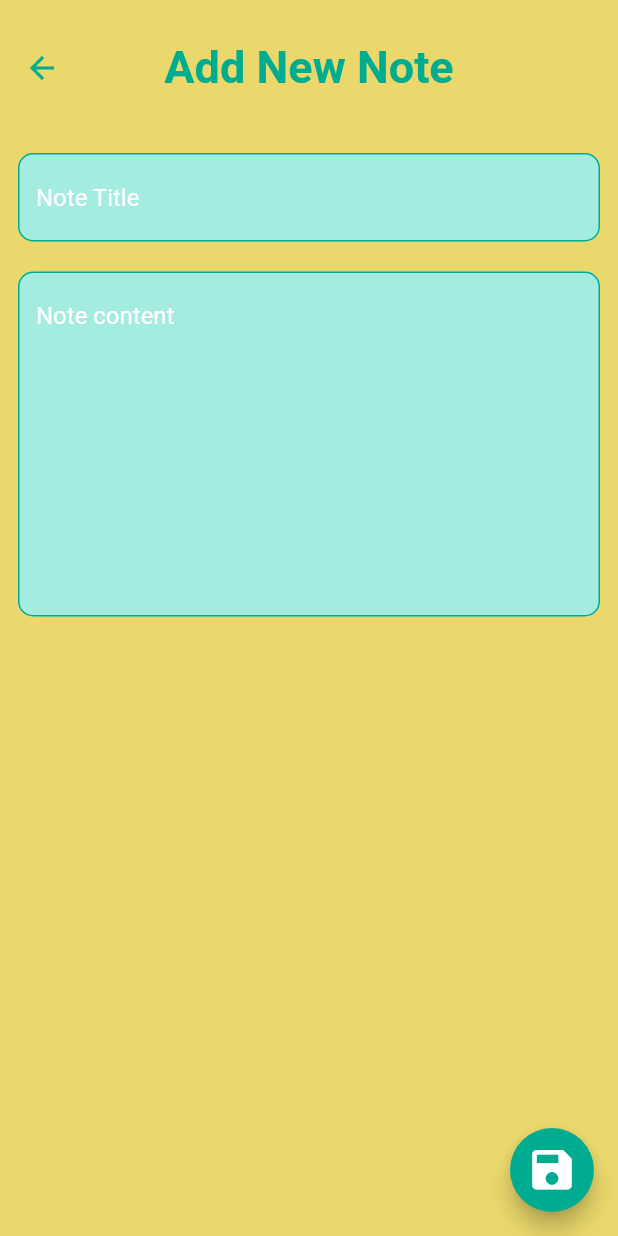
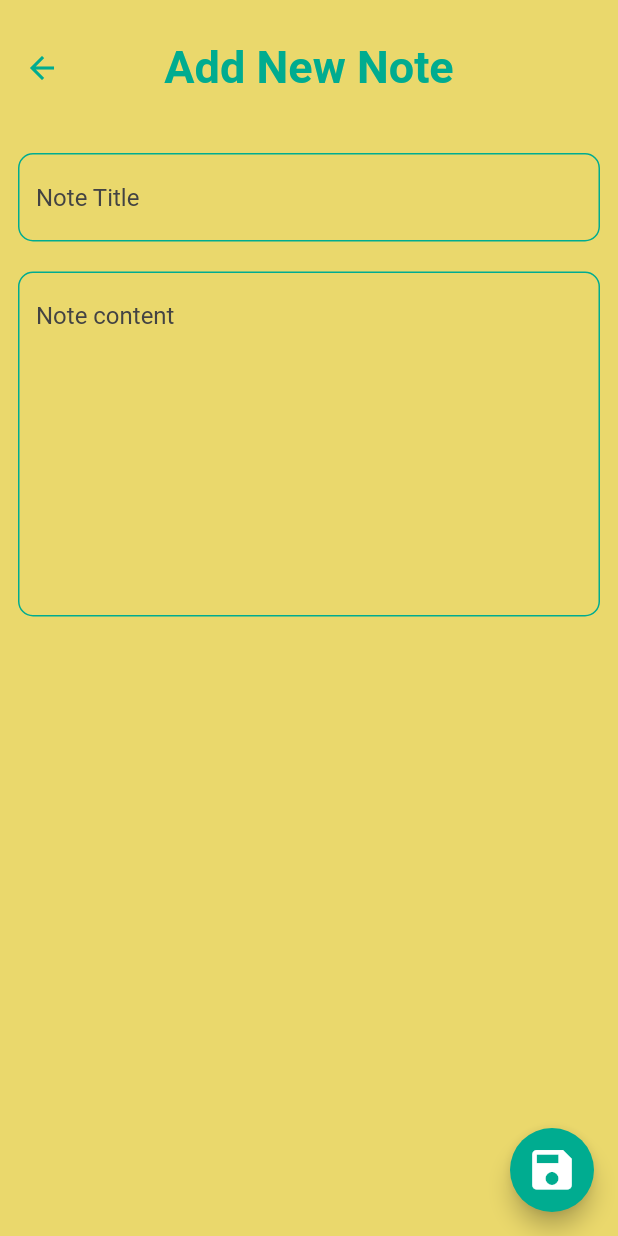
Before and after one commit to saysomphon/qforum, a Flutter app: the NoteEditorScreen screen opened directly, on a phone screen of 412 x 824 dp. Run offline on Flutter 3.47's test engine with Material 2 defaults, Android fonts, the phone set to English and light mode, and no system bars; our stand-ins replace cloud_firestore, firebase_auth, firebase_core, flutter_svg, fluttertoast, get and 1 more; accounts and stored records are empty.

Commit message:
remove unnecessary package

```diff
--- a/lib/screens/note_editor/note_editor_screen.dart
+++ b/lib/screens/note_editor/note_editor_screen.dart
@@ -39,24 +39,30 @@ class _NoteEditorScreenState extends State<NoteEditorScreen> {
       backgroundColor: ColorsConstant.textYellowColor,
       body: Padding(
         padding: EdgeInsets.all(PaddingConstant.scaffoldPadding),
+        child: SingleChildScrollView(
           child: Column(
             children: [
               TextField(
                 controller: titleController,
                 decoration: InputDecoration(
                     hintText: "Note Title",
+                    hintStyle: TextStyle(color: ColorsConstant.textAuthorColor),
                     border: InputBorder.none,
+                    filled: false),
               ),
-            ),
-            SizedBox(height: 20),
+              const SizedBox(height: 20),
               TextField(
                 controller: contentController,
                 keyboardType: TextInputType.multiline,
                 maxLines: 10,
                 decoration: InputDecoration(
-                  border: InputBorder.none, hintText: "Note content"),
+                    filled: false,
+                    hintStyle: TextStyle(color: ColorsConstant.textAuthorColor),
+                    border: InputBorder.none,
+                    hintText: "Note content"),
               ),
             ],
+          ),
         ),
       ),
       floatingActionButton: FloatingAddButton(
--- a/pubspec.yaml
+++ b/pubspec.yaml
@@ -37,14 +37,12 @@ dependencies:
   # Use with the CupertinoIcons class for iOS style icons.
   cupertino_icons: ^1.0.2
   firebase_core: ^2.4.0
-  firebase_messaging: ^14.1.4
-  flutter_bloc: ^8.0.1
   cloud_firestore: ^4.2.0
   get: ^4.6.5
   flutter_svg: ^1.1.6
-  fluttertoast: ^8.1.1
   firebase_auth: ^4.2.0
   google_sign_in: ^5.4.2
+  fluttertoast: ^8.1.2
 
 dev_dependencies:
   flutter_test:
```
Also changed, not shown: 2 other files. Lines whose indentation alone changed are shown as unchanged.
